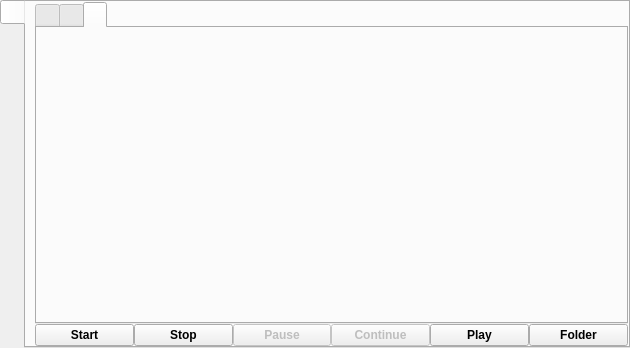
First picture: the form in src/formMainWindow_wl.ui, repository jbinkleyj/wayland, before the edit.
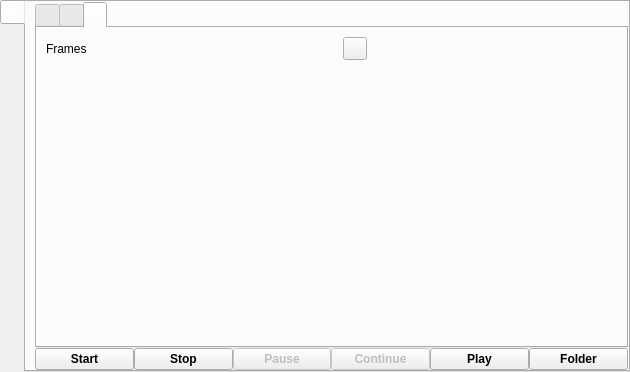
Second picture: the form after the edit. The open tabs and pages were chosen to show the change. Icons and pictures are not drawn.

The edit to the form file:
```diff
--- a/src/formMainWindow_wl.ui
+++ b/src/formMainWindow_wl.ui
@@ -7,7 +7,7 @@
     <x>0</x>
     <y>0</y>
     <width>630</width>
-    <height>348</height>
+    <height>372</height>
    </rect>
   </property>
   <property name="windowTitle">
@@ -307,6 +307,77 @@
            <attribute name="title">
             <string notr="true"/>
            </attribute>
+           <layout class="QVBoxLayout" name="verticalLayout_3">
+            <item>
+             <layout class="QGridLayout" name="gridLayout">
+              <item row="1" column="2">
+               <spacer name="horizontalSpacer_4">
+                <property name="orientation">
+                 <enum>Qt::Horizontal</enum>
+                </property>
+                <property name="sizeHint" stdset="0">
+                 <size>
+                  <width>40</width>
+                  <height>20</height>
+                 </size>
+                </property>
+               </spacer>
+              </item>
+              <item row="0" column="0">
+               <layout class="QHBoxLayout" name="horizontalLayout">
+                <item alignment="Qt::AlignRight">
+                 <widget class="QLabel" name="labelFrames">
+                  <property name="text">
+                   <string>Frames</string>
+                  </property>
+                 </widget>
+                </item>
+               </layout>
+              </item>
+              <item row="1" column="3">
+               <spacer name="horizontalSpacer_5">
+                <property name="orientation">
+                 <enum>Qt::Horizontal</enum>
+                </property>
+                <property name="sizeHint" stdset="0">
+                 <size>
+                  <width>40</width>
+                  <height>20</height>
+                 </size>
+                </property>
+               </spacer>
+              </item>
+              <item row="0" column="1" colspan="3">
+               <layout class="QHBoxLayout" name="horizontalLayout_slider_frames">
+                <item>
+                 <widget class="QToolButton" name="toolButtonFramesReset">
+                  <property name="text">
+                   <string notr="true"/>
+                  </property>
+                  <property name="icon">
+                   <iconset resource="screencast.qrc">
+                    <normaloff>:/pictures/screencast/undo.png</normaloff>:/pictures/screencast/undo.png</iconset>
+                  </property>
+                 </widget>
+                </item>
+               </layout>
+              </item>
+             </layout>
+            </item>
+            <item>
+             <spacer name="verticalSpacer_2">
+              <property name="orientation">
+               <enum>Qt::Vertical</enum>
+              </property>
+              <property name="sizeHint" stdset="0">
+               <size>
+                <width>20</width>
+                <height>40</height>
+               </size>
+              </property>
+             </spacer>
+            </item>
+           </layout>
           </widget>
          </widget>
         </item>
```
Left out of the diff: 39 changed lines with no effect on the pictures.
